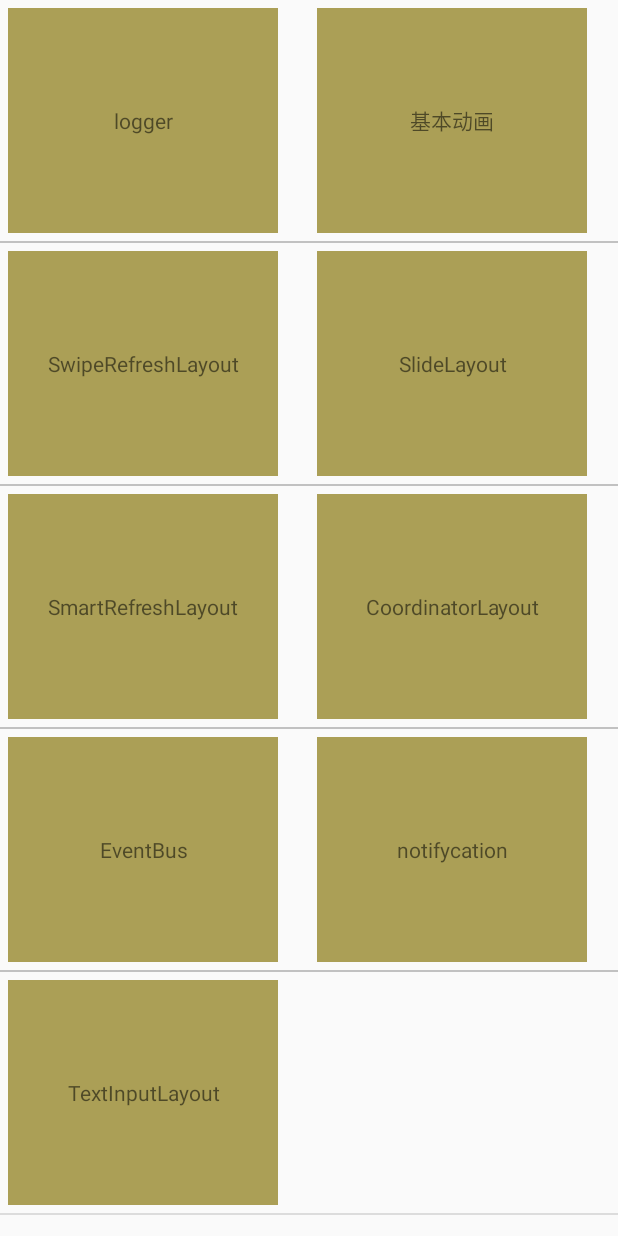
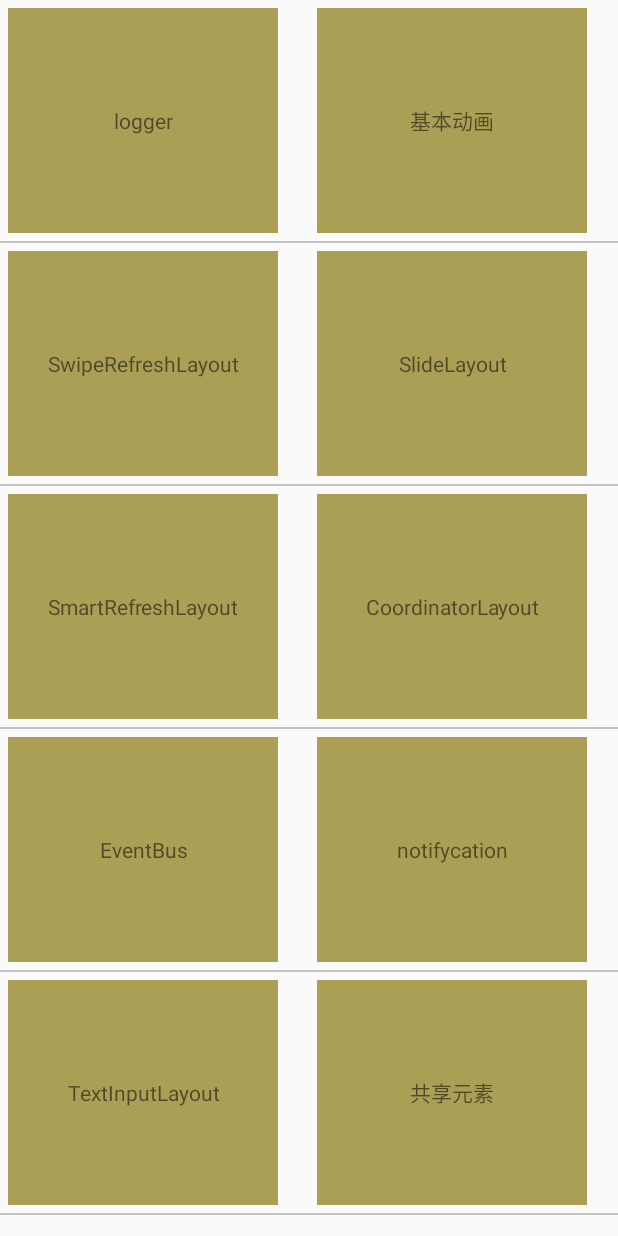
Before and after one commit to liuchuanzheng/SkillCollection, an Android app: the screen it shows after launch (MainActivity), on a phone screen of 412 x 824 dp. Run offline under Robolectric (Android 15) with nearby library versions, the phone set to English and light mode, and no system bars; our stand-ins replace ButterKnife.

Commit message:
activity跳转

```diff
--- a/SlideLayout_library/build.gradle
+++ b/SlideLayout_library/build.gradle
@@ -2,7 +2,7 @@ apply plugin: 'com.android.library'
 
 android {
     compileSdkVersion 24
-    buildToolsVersion '27.0.1'
+    buildToolsVersion '27.0.3'
 
     defaultConfig {
         minSdkVersion 14
--- a/app/src/main/AndroidManifest.xml
+++ b/app/src/main/AndroidManifest.xml
@@ -40,6 +40,9 @@
         <activity android:name=".ui.activitys.coordinatorlayout_6.CoordinatorActivity_2_2_ViewPager" />
         <activity android:name=".ui.activitys.textInputlayout.TextinputLayoutTestActivity" />
         <activity android:name=".ui.activitys.textInputlayout.RealTestActivity" />
+        <activity android:name=".ui.activitys.shareelement_9.Instruction_Activity" />
+        <activity android:name=".ui.activitys.shareelement_9.real1_Activity" />
+        <activity android:name=".ui.activitys.shareelement_9.real2_Activity" />
 
     </application>
 
--- a/app/src/main/java/com/liuchuanzheng/skillcollection/ui/activitys/MainActivity.java
+++ b/app/src/main/java/com/liuchuanzheng/skillcollection/ui/activitys/MainActivity.java
@@ -5,11 +5,13 @@ import android.content.Intent;
 import android.os.Bundle;
 import android.support.v7.widget.GridLayoutManager;
 import android.support.v7.widget.RecyclerView;
+import android.transition.Slide;
+import android.view.Gravity;
 import android.view.LayoutInflater;
 import android.view.View;
 import android.view.ViewGroup;
 import android.widget.TextView;
-import com.youth.banner.Banner;
+
 import com.liuchuanzheng.skillcollection.R;
 import com.liuchuanzheng.skillcollection.base.LCZBaseActivity;
 import com.liuchuanzheng.skillcollection.ui.DividerItemDecoration;
@@ -18,6 +20,7 @@ import com.liuchuanzheng.skillcollection.ui.activitys.coordinatorlayout_6.Coordi
 import com.liuchuanzheng.skillcollection.ui.activitys.eventbus_7.EventBusTestActivity;
 import com.liuchuanzheng.skillcollection.ui.activitys.logger_1.LoggerTestActivity;
 import com.liuchuanzheng.skillcollection.ui.activitys.notifycation_8.Notifycation_Instruction_Activity;
+import com.liuchuanzheng.skillcollection.ui.activitys.shareelement_9.Instruction_Activity;
 import com.liuchuanzheng.skillcollection.ui.activitys.slidelayout_4.SlideLayoutTestActivity;
 import com.liuchuanzheng.skillcollection.ui.activitys.smartrefreshlayout_5.SmartRefreshLayoutTestActivity;
 import com.liuchuanzheng.skillcollection.ui.activitys.swiperefreshlayout_3.SwipeRefreshLayoutTestActivity;
@@ -31,7 +34,7 @@ public class MainActivity extends LCZBaseActivity {
     RecyclerView recyclerView;
     private MyAdapter mAdapter;//recyclerview的适配器
     private String[] strings = {"logger","基本动画","SwipeRefreshLayout","SlideLayout",
-            "SmartRefreshLayout","CoordinatorLayout","EventBus","notifycation","TextInputLayout"};
+            "SmartRefreshLayout","CoordinatorLayout","EventBus","notifycation","TextInputLayout","共享元素"};
 
     @Override
     protected void onCreate(Bundle savedInstanceState) {
@@ -98,6 +101,9 @@ public class MainActivity extends LCZBaseActivity {
                 break;
             case 8:
                 TextinputLayoutTestActivity.startAction((Activity) baseContext);
+                break;
+            case 9:
+                Instruction_Activity.startAction((Activity) baseContext);
                 break;
 
         }
@@ -166,7 +172,8 @@ public class MainActivity extends LCZBaseActivity {
     public static void startAction(Activity activity){
         Intent intent = new Intent(activity, MainActivity.class);
         activity.startActivity(intent);
-        activity.overridePendingTransition(R.anim.act_fade_in_center,
-                R.anim.fade_out);
+        //fade_in是第二个界面的进入动画，fade_out是第一个界面退出动画
+        //5.0之前的overridePendingTransition
+        activity.overridePendingTransition(R.anim.act_fade_in_1, R.anim.act_fade_out_1);
     }
 }
--- /dev/null
+++ b/app/src/main/res/anim/act_fade_in_1.xml
@@ -0,0 +1,13 @@
+<?xml version="1.0" encoding="utf-8"?>
+<set xmlns:android="http://schemas.android.com/apk/res/android"
+     android:shareInterpolator="false"
+     android:duration="2000">
+
+    <translate
+        android:fromYDelta="100%"
+        android:toYDelta="0"/>
+    <alpha
+        android:fromAlpha="0"
+        android:toAlpha="1"/>
+
+</set>
--- /dev/null
+++ b/app/src/main/res/anim/act_fade_out_1.xml
@@ -0,0 +1,15 @@
+<?xml version="1.0" encoding="utf-8"?>
+<set xmlns:android="http://schemas.android.com/apk/res/android"
+     android:shareInterpolator="false"
+     android:duration="2000">
+
+    <translate
+        android:toXDelta="0"
+        android:fromXDelta="-100%"
+        />
+
+    <alpha
+        android:fromAlpha="1"
+        android:toAlpha="0"/>
+
+</set>
--- /dev/null
+++ b/app/src/main/res/transition/slide_from_lsft.xml
@@ -0,0 +1,6 @@
+<?xml version="1.0" encoding="utf-8"?>
+<transitionSet xmlns:android="http://schemas.android.com/apk/res/android">
+    <slide
+        android:duration="500"
+        android:slideEdge="left"/>
+</transitionSet>
--- a/build.gradle
+++ b/build.gradle
@@ -6,7 +6,7 @@ buildscript {
         google()
     }
     dependencies {
-        classpath 'com.android.tools.build:gradle:3.0.0'
+        classpath 'com.android.tools.build:gradle:3.1.2'
 
         // NOTE: Do not place your application dependencies here; they belong
         // in the individual module build.gradle files
```
Also changed, not shown: app/build.gradle (+6 -6 lines), app/src/main/java/com/liuchuanzheng/skillcollection/ui/activitys/animation_2/AnimationTestActivity.java (+21 -3 lines), app/src/main/java/com/liuchuanzheng/skillcollection/ui/activitys/logger_1/LoggerTestActivity.java (+21 -3 lines), app/src/main/java/com/liuchuanzheng/skillcollection/ui/activitys/shareelement_9/Instruction_Activity.java (added, +65 -0 lines), app/src/main/java/com/liuchuanzheng/skillcollection/ui/activitys/shareelement_9/real1_Activity.java (added, +61 -0 lines), app/src/main/java/com/liuchuanzheng/skillcollection/ui/activitys/shareelement_9/real2_Activity.java (added, +57 -0 lines), app/src/main/res/layout/activity_real_share.xml (added, +16 -0 lines), app/src/main/res/layout/activity_real_share2.xml (added, +16 -0 lines), gradle/wrapper/gradle-wrapper.properties.
